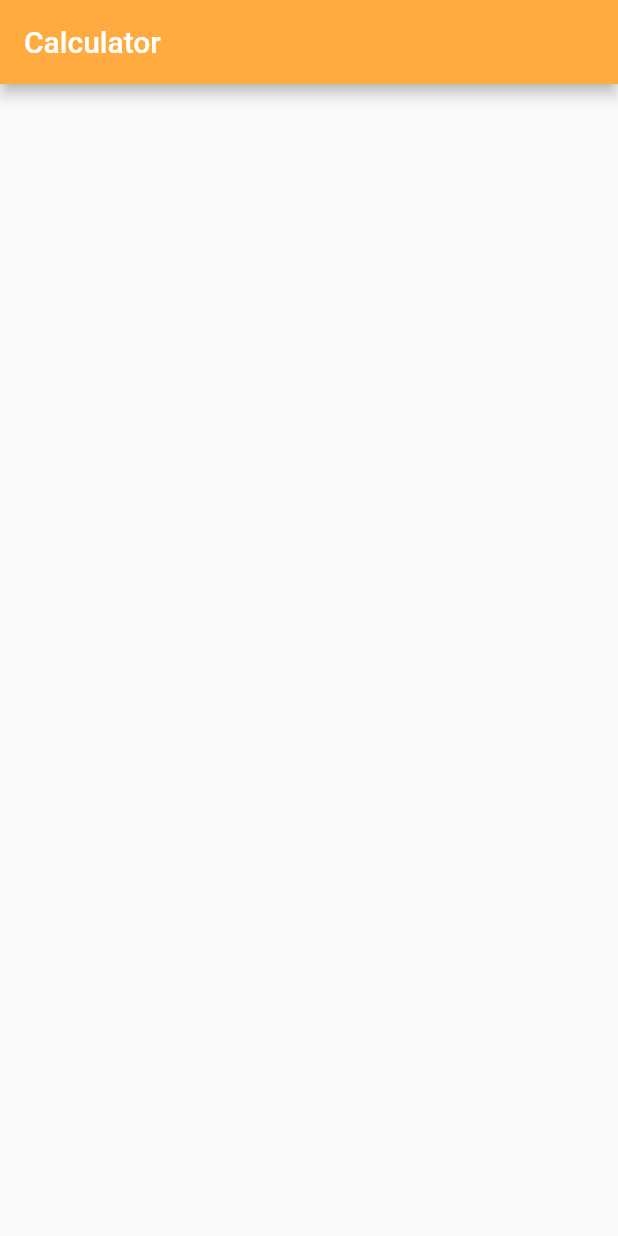
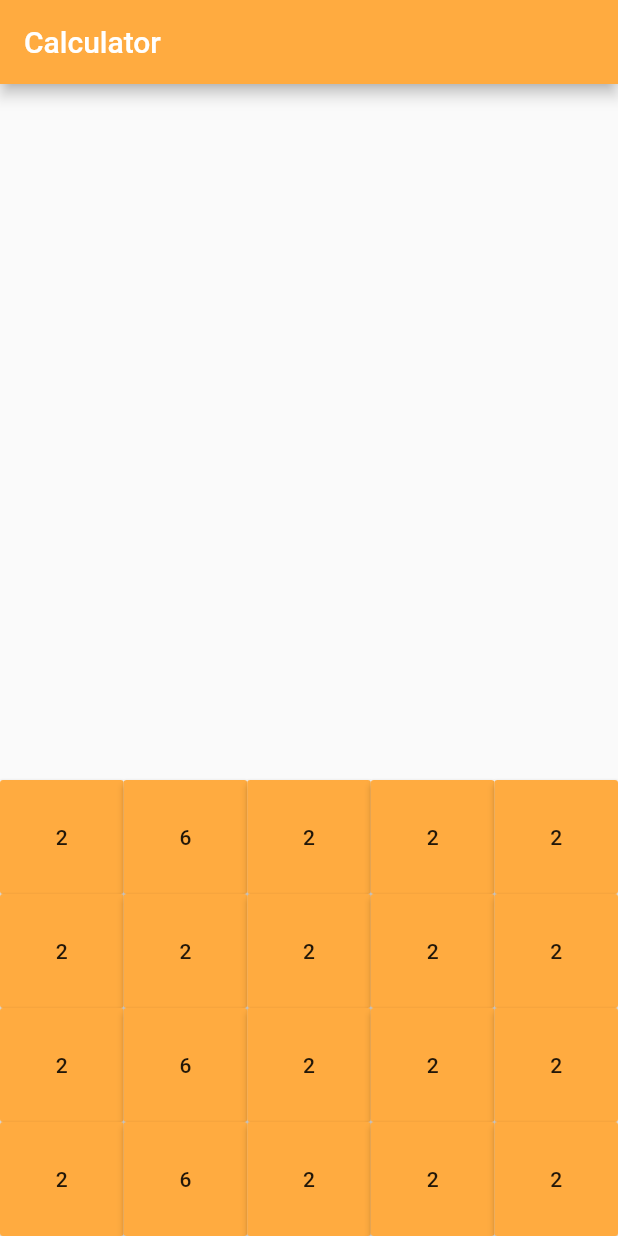
Before and after one commit to kamalgodar/Flutter0, a Flutter app: the screen it shows after launch, on a phone screen of 412 x 824 dp. Run offline on Flutter 3.47's test engine with Material 2 defaults, Android fonts, the phone set to English and light mode, and no system bars.

Commit message:
key layout

```diff
--- a/lib/main.dart
+++ b/lib/main.dart
@@ -10,7 +10,7 @@ class MyApp extends StatelessWidget {
     return MaterialApp(
       debugShowCheckedModeBanner: false,
       home: Material(
-        color: Colors.orangeAccent,
+        //color: Colors.orangeAccent,
         child: Home()
       )
     );
@@ -22,14 +22,62 @@ class MyApp extends StatelessWidget {
  }
 
  class _HomeState extends State<Home> {
+
+   Widget buildbutton(String text){
+        return Expanded(
+                 child: MaterialButton(
+                   child: Text(text),
+                   color: Colors.orangeAccent,
+                   splashColor: Colors.white,
+                   padding: EdgeInsets.symmetric(
+                     horizontal: 10,
+                     vertical: 30),
+                   onPressed: (){},
+                 ),
+               );
+   }
    @override
    Widget build(BuildContext context) {
-     return Container(
-       child: Scaffold(
+     return Scaffold(
          appBar: AppBar(title: Text('Calculator'),
          backgroundColor: Colors.orangeAccent,
          ),
-       )
-     );
+         body: Container(
+           //padding: EdgeInsets.symmetric(vertical: 10),
+           //alignment: Alignment.bottomCenter,
+           child: Column(
+             mainAxisAlignment: MainAxisAlignment.end,
+             children: <Widget>[
+             Row(children: <Widget>[
+               buildbutton("2"),
+               buildbutton("6"),
+               buildbutton("2"),
+               buildbutton("2"),
+               buildbutton("2"),
+             ]),
+             Row(children: <Widget>[
+              buildbutton("2"),
+              buildbutton("2"),
+              buildbutton("2"),
+              buildbutton("2"),
+              buildbutton("2"),
+             ]),
+               Row(children: <Widget>[
+               buildbutton("2"),
+               buildbutton("6"),
+               buildbutton("2"),
+               buildbutton("2"),
+               buildbutton("2"),
+             ]),
+               Row(children: <Widget>[
+               buildbutton("2"),
+               buildbutton("6"),
+               buildbutton("2"),
+               buildbutton("2"),
+               buildbutton("2"),
+             ]),
+           ],)
+         )
+       );
    }
  }
```
